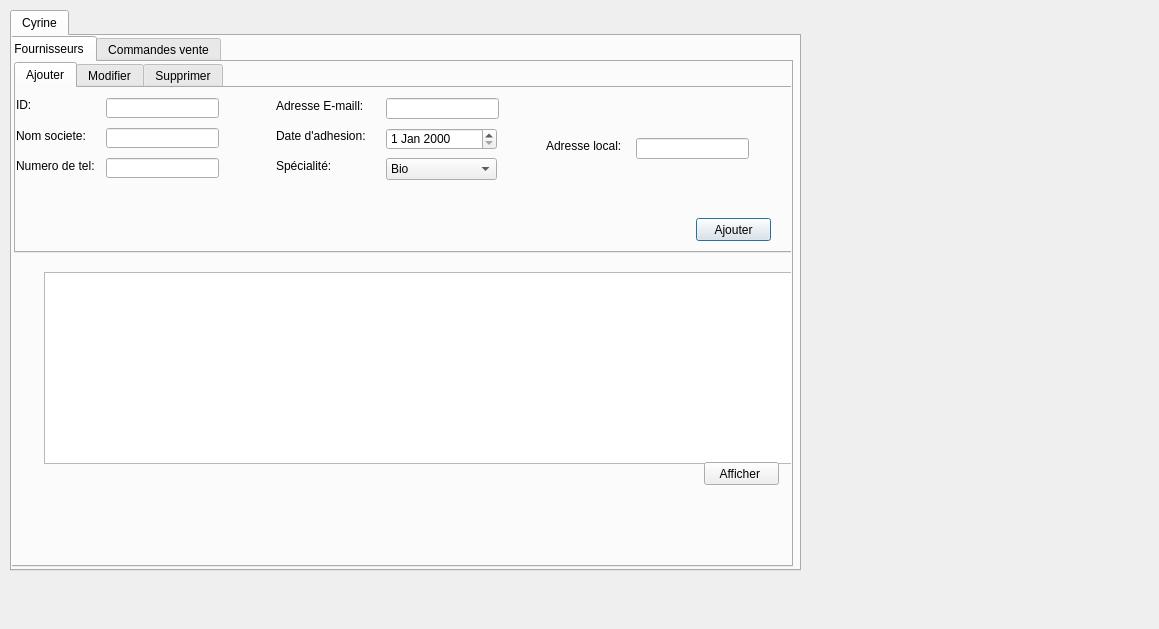
The window that crud/crud/dialog.ui (ramy25bh3/Pastry_Plus) describes before a commit, drawn with Qt 5.
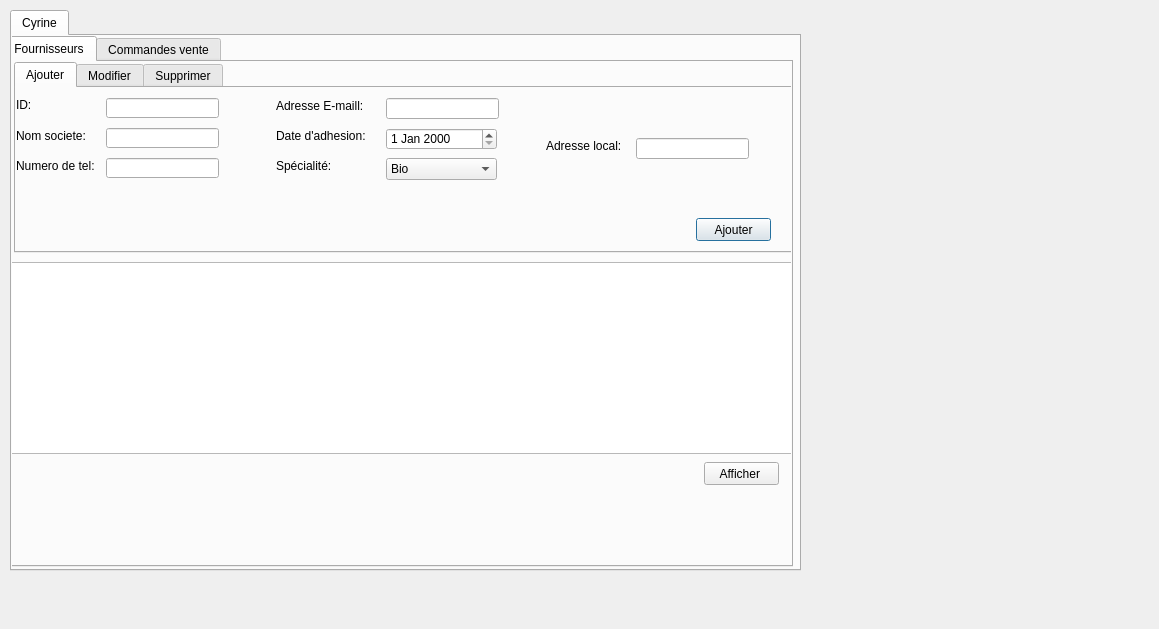
The same window after the commit.

```diff
--- a/crud/crud/dialog.ui
+++ b/crud/crud/dialog.ui
@@ -51,9 +51,9 @@
       <widget class="QTableView" name="tableView">
        <property name="geometry">
         <rect>
-         <x>40</x>
-         <y>210</y>
-         <width>781</width>
+         <x>0</x>
+         <y>200</y>
+         <width>801</width>
          <height>192</height>
         </rect>
        </property>
```
